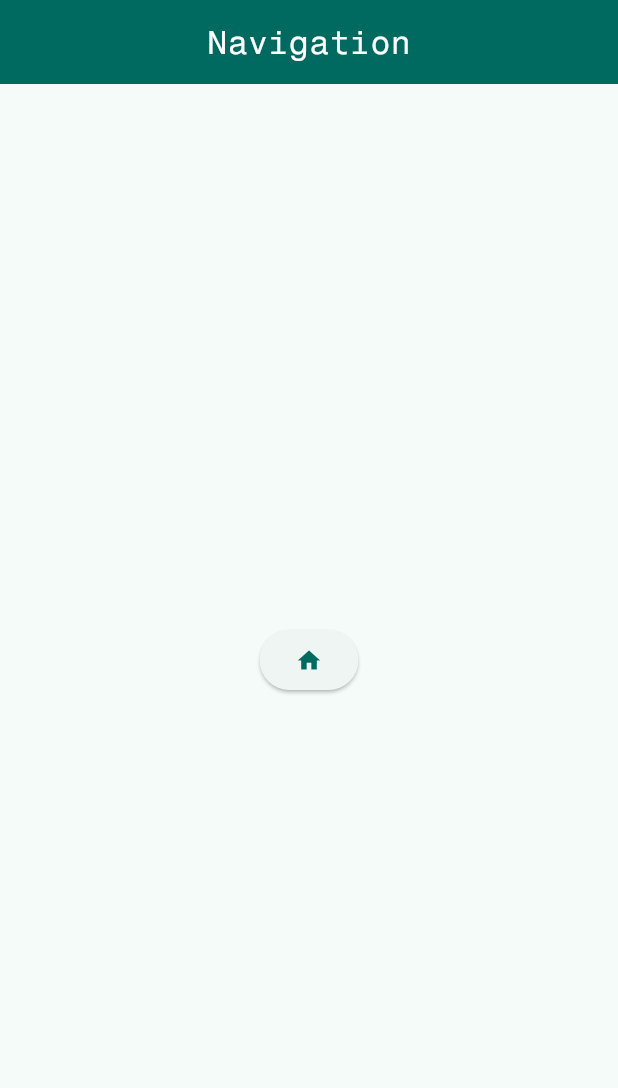
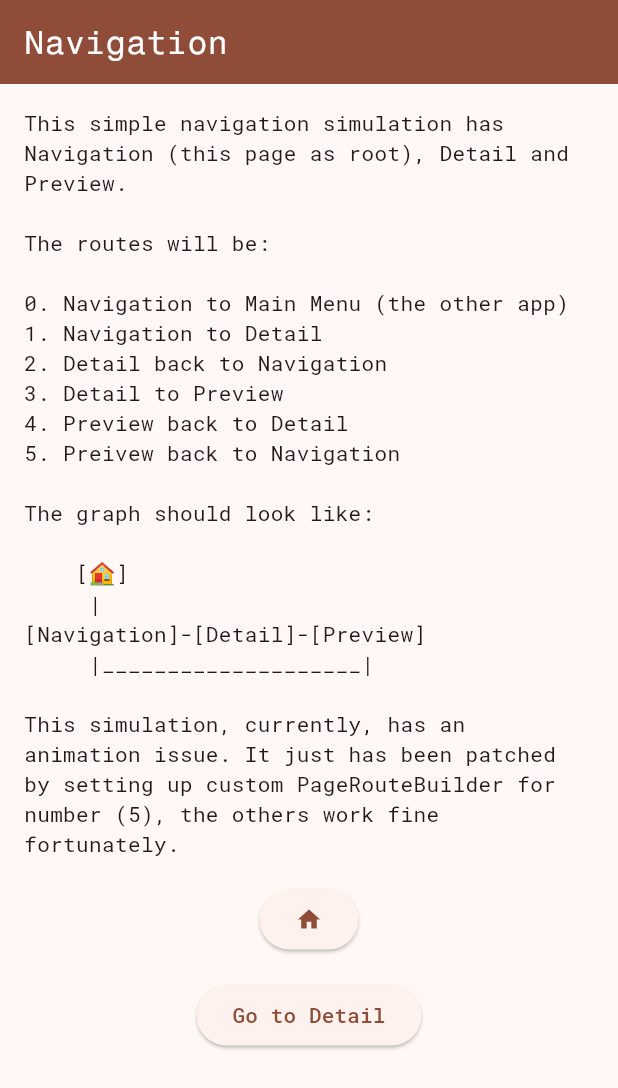
Before and after one commit to fadhifatah/flutter-rnd, a Flutter app: the screen it shows after launch, after a tap on "navigation", on a phone screen of 412 x 824 dp. Shown: the top 1088 px of the screen. Run offline on Flutter 3.47's test engine with Material 2 defaults, Android fonts, the phone set to English and light mode, and no system bars.

Commit message:
complete navigation simple with basic route and a bonus of looping route example

```diff
--- a/lib/feature/navigation/NavigationHome.dart
+++ /dev/null
@@ -1,62 +0,0 @@
-import 'package:flutter/material.dart';
-
-import '../../main.dart';
-
-class NavigationHome extends StatelessWidget {
-  const NavigationHome({super.key});
-
-  @override
-  Widget build(BuildContext context) {
-    return MaterialApp(
-      title: 'FLutter Navigation',
-      theme: ThemeData(
-        colorScheme: ColorScheme.fromSeed(seedColor: Colors.deepOrange),
-        useMaterial3: true,
-      ),
-      home: const NavigationContent(),
-    );
-  }
-}
-
-class NavigationContent extends StatelessWidget {
-  const NavigationContent({super.key});
-
-  @override
-  Widget build(BuildContext context) {
-    return Scaffold(
-      appBar: AppBar(
-        backgroundColor: Theme.of(context).colorScheme.primary,
-        foregroundColor: Theme.of(context).colorScheme.onPrimary,
-        title: const Text(
-          'Navigation',
-          style: TextStyle(fontFamily: 'Fragment Mono'),
-        ),
-        centerTitle: true,
-        automaticallyImplyLeading: false,
-      ),
-      body: Center(
-        child: Column(
-          mainAxisAlignment: MainAxisAlignment.center,
-          crossAxisAlignment: CrossAxisAlignment.end,
-          children: [
-            ElevatedButton(
-              onPressed: () {
-                // Navigator.pop(context);
-                Navigator.of(context, rootNavigator: true).pop(
-                  MaterialPageRoute(builder: (context) => const MainMenu()),
-                );
-                /* Navigator.push(
-                  context,
-                  MaterialPageRoute(
-                    builder: (context) => const MainMenu(),
-                  ),
-                ); */
-              },
-              child: const Icon(Icons.home),
-            ),
-          ],
-        ),
-      ),
-    );
-  }
-}
--- /dev/null
+++ b/lib/feature/navigation/navigation_simple.dart
@@ -0,0 +1,218 @@
+import 'package:flutter/material.dart';
+import '../../main.dart';
+
+class NavigationApp extends StatelessWidget {
+  const NavigationApp({super.key});
+
+  @override
+  Widget build(BuildContext context) {
+    final colorScheme = ColorScheme.fromSeed(seedColor: Colors.deepOrange);
+    return MaterialApp(
+      title: 'Flutter Navigation',
+      theme: ThemeData(
+        colorScheme: colorScheme,
+        useMaterial3: true,
+        appBarTheme: AppBarTheme(
+          backgroundColor: colorScheme.primary,
+          foregroundColor: colorScheme.onPrimary,
+          elevation: 16.0,
+          titleTextStyle: TextStyle(
+            fontFamily: 'Fragment Mono',
+            fontSize: 22.0,
+            fontWeight: FontWeight.w400,
+          ),
+        ),
+        fontFamily: 'Roboto Mono',
+      ),
+      home: NavigationContent(),
+      debugShowCheckedModeBanner: false,
+      debugShowMaterialGrid: false,
+    );
+  }
+}
+
+class NavigationContent extends StatelessWidget {
+  @override
+  Widget build(BuildContext context) {
+    return Scaffold(
+      appBar: AppBar(
+        title: Text('Navigation'),
+        automaticallyImplyLeading: false,
+      ),
+      body: Center(
+        child: ListView(
+          padding: EdgeInsets.all(16.0),
+          children: [
+            Text('''
+This simple navigation simulation has Navigation (this page as root), Detail and Preview.
+
+The routes will be:
+
+0. Navigation to Main Menu (the other app)
+1. Navigation to Detail
+2. Detail back to Navigation
+3. Detail to Preview
+4. Preview back to Detail
+5. Preivew back to Navigation
+
+The graph should look like:
+
+    [🏠]
+     |
+[Navigation]-[Detail]-[Preview]
+     |____________________|
+
+This simulation, currently, has an animation issue. It just has been patched by setting up custom PageRouteBuilder for number (5), the others work fine fortunately.'''),
+            SizedBox(height: 16.0),
+            Container(
+              alignment: Alignment.center,
+              child: ElevatedButton(
+                onPressed: () {
+                  // Navigator.pop(context); // will close the app.
+                  // Navigator.of(context/* , rootNavigator: true */).pop(
+                  //   MaterialPageRoute(builder: (context) => const MainMenu()),
+                  // );
+                  Navigator.of(context).pushAndRemoveUntil(
+                    MaterialPageRoute(builder: (context) => MainApp()),
+                    (route) => false,
+                  );
+                },
+                child: Icon(Icons.home),
+              ),
+            ),
+            SizedBox(height: 16.0),
+            Container(
+              alignment: Alignment.center,
+              child: ElevatedButton(
+                onPressed: () {
+                  Navigator.push(
+                      context,
+                      MaterialPageRoute(
+                        builder: (context) => GoToDetail(),
+                      ));
+                },
+                child: Text('Go to Detail'),
+              ),
+            ),
+          ],
+        ),
+      ),
+    );
+  }
+}
+
+class GoToDetail extends StatelessWidget {
+  @override
+  Widget build(BuildContext context) {
+    return Scaffold(
+      appBar: AppBar(
+        title: Text('Detail'),
+      ),
+      body: Center(
+        child: Padding(
+          padding: const EdgeInsets.all(16.0),
+          child: Column(
+            mainAxisAlignment: MainAxisAlignment.end,
+            crossAxisAlignment: CrossAxisAlignment.center,
+            children: [
+              Text(
+                '''This is a detail page. Level 2.
+
+A simple navigation with action back at App Bar to Navigation page.''',
+                textAlign: TextAlign.center,
+              ),
+              SizedBox(height: 16.0),
+              ElevatedButton(
+                onPressed: () {
+                  Navigator.pop(context);
+                },
+                child: Text('Go Back'),
+              ),
+              SizedBox(height: 16.0),
+              ElevatedButton(
+                onPressed: () {
+                  Navigator.push(
+                      context,
+                      MaterialPageRoute(
+                        builder: (context) => GoToPreview(),
+                      ));
+                },
+                child: Text('Go to Preview'),
+              )
+            ],
+          ),
+        ),
+      ),
+    );
+  }
+}
+
+class GoToPreview extends StatelessWidget {
+  @override
+  Widget build(BuildContext context) {
+    return Scaffold(
+      appBar: AppBar(
+        title: Text('Preview'),
+      ),
+      body: Center(
+        child: Padding(
+          padding: const EdgeInsets.all(16.0),
+          child: Column(
+            mainAxisAlignment: MainAxisAlignment.end,
+            crossAxisAlignment: CrossAxisAlignment.center,
+            children: [
+              Text(
+                '''This is a preview page. Level 3.
+
+A simple navigation with action back at App Bar to Detail page.''',
+                textAlign: TextAlign.center,
+              ),
+              SizedBox(height: 16.0),
+              ElevatedButton(
+                onPressed: () {
+                  Navigator.pop(context);
+                },
+                child: Text('Go Back'),
+              ),
+              SizedBox(height: 16.0),
+              ElevatedButton(
+                onPressed: () {
+                  Navigator.pushAndRemoveUntil(
+                    context,
+                    // MaterialPageRoute(builder: (context) => NavigationContent(),)
+                    PageRouteBuilder(
+                      pageBuilder: (context, animation, secondaryAnimation) =>
+                          NavigationContent(),
+                      // transitionsBuilder:
+                      //     (context, animation, secondaryAnimation, child) =>
+                      //         FadeTransition(
+                      //   opacity: animation,
+                      //   child: /* child */FadeTransition(
+                      //     opacity: Tween(begin: 1.0, end: 0.0)
+                      //         .animate(secondaryAnimation),
+                      //     child: child,
+                      //   ),
+                      // ),
+                      transitionsBuilder:
+                          (context, animation, secondaryAnimation, child) {
+                        var tween = Tween(begin: 0.0, end: 1.0)
+                            .chain(CurveTween(curve: Curves.easeOutBack));
+
+                        return ScaleTransition(
+                          scale: animation.drive(tween),
+                          child: child,
+                        );
+                      },
+                    ),
+                    (route) => false,
+                  );
+                },
+                child: Text('Go Back to Navigation'),
+              ),
+            ],
+          ),
+        ),
+      ),
+    );
+  }
+}
--- a/lib/main.dart
+++ b/lib/main.dart
@@ -1,12 +1,12 @@
 import 'package:flutter/material.dart';
-import 'package:research_and_development/feature/navigation/NavigationHome.dart';
+import 'package:research_and_development/feature/navigation/navigation_simple.dart';
 
 void main() {
-  runApp(const MyApp());
+  runApp(const MainApp());
 }
 
-class MyApp extends StatelessWidget {
-  const MyApp({super.key});
+class MainApp extends StatelessWidget {
+  const MainApp({super.key});
 
   /* Route? _onGenerateRoute(RouteSettings routeSettings) {
     switch (routeSettings.name) {
@@ -61,6 +61,8 @@ class MyApp extends StatelessWidget {
         fontFamily: 'Roboto Mono',
       ),
       home: const MainMenu(),
+      debugShowCheckedModeBanner: false,
+      debugShowMaterialGrid: false,
     );
   }
 }
@@ -74,6 +76,7 @@ class MainMenu extends StatelessWidget {
       appBar: AppBar(
         backgroundColor: Theme.of(context).colorScheme.primary,
         foregroundColor: Theme.of(context).colorScheme.onPrimary,
+        elevation: 16.0,
         title: const Row(
           mainAxisAlignment: MainAxisAlignment.center,
           children: [
@@ -88,20 +91,21 @@ class MainMenu extends StatelessWidget {
         ),
       ),
       body: ListView(
-        padding: const EdgeInsets.all(16.0),
-        scrollDirection: Axis.vertical,
+        padding: EdgeInsets.all(8.0),
         children: [
-          Container(
-            alignment: Alignment.center,
-            child: ElevatedButton(
+          Wrap(
+            spacing: 8.0,
+            runSpacing: 8.0,
+            children: [
+              ElevatedButton(
                 onPressed: () {
                   print('main_menu: navigation');
                   // Navigator.pushNamed(context, '/navigation');
-                Navigator.push(
-                  context,
+                  Navigator.of(context).pushAndRemoveUntil(
                     MaterialPageRoute(
-                    builder: (context) => const NavigationContent(),
+                      builder: (context) => const NavigationApp(),
                     ),
+                    (route) => false,
                   );
                 },
                 child: const Text(
@@ -109,13 +113,7 @@ class MainMenu extends StatelessWidget {
                   semanticsLabel: 'navigation',
                 ),
               ),
-          ),
-          const SizedBox(
-            height: 16.0,
-          ),
-          Container(
-            alignment: Alignment.center,
-            child: ElevatedButton(
+              ElevatedButton(
                 onPressed: () {
                   print('main_menu: data_list');
                 },
@@ -124,13 +122,7 @@ class MainMenu extends StatelessWidget {
                   semanticsLabel: 'data list',
                 ),
               ),
-          ),
-          const SizedBox(
-            height: 16.0,
-          ),
-          Container(
-            alignment: Alignment.center,
-            child: ElevatedButton(
+              ElevatedButton(
                 onPressed: () {
                   print('main_menu: networking');
                 },
@@ -139,22 +131,15 @@ class MainMenu extends StatelessWidget {
                   semanticsLabel: 'networking',
                 ),
               ),
-          ),
               for (var idx = 0; idx < 21; idx++)
-            Column(
-              children: [
-                const SizedBox(height: 16.0),
-                Container(
-                  alignment: Alignment.center,
-                  child: ElevatedButton(
+                ElevatedButton(
                   onPressed: () {},
                   child: Text(
                     'feature #${idx + 1} tba!',
                   ),
                 ),
-                ),
             ],
-            ),
+          )
         ],
       ),
     );
```
Also changed, not shown: 2 other files. Lines whose indentation alone changed are shown as unchanged.
